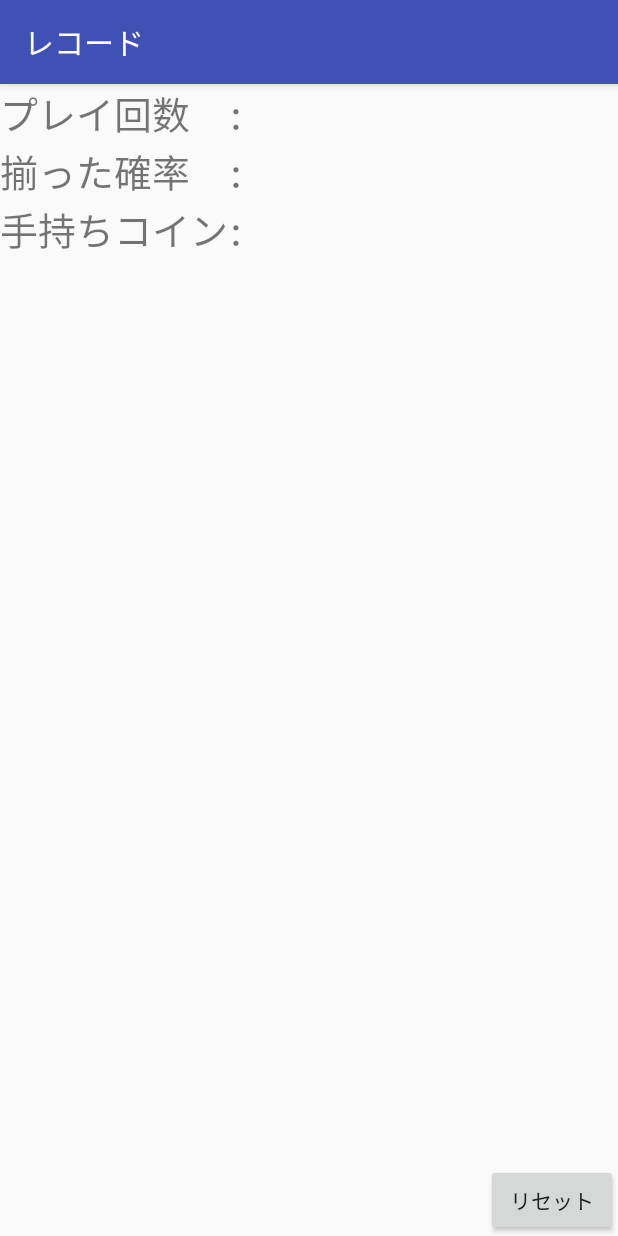
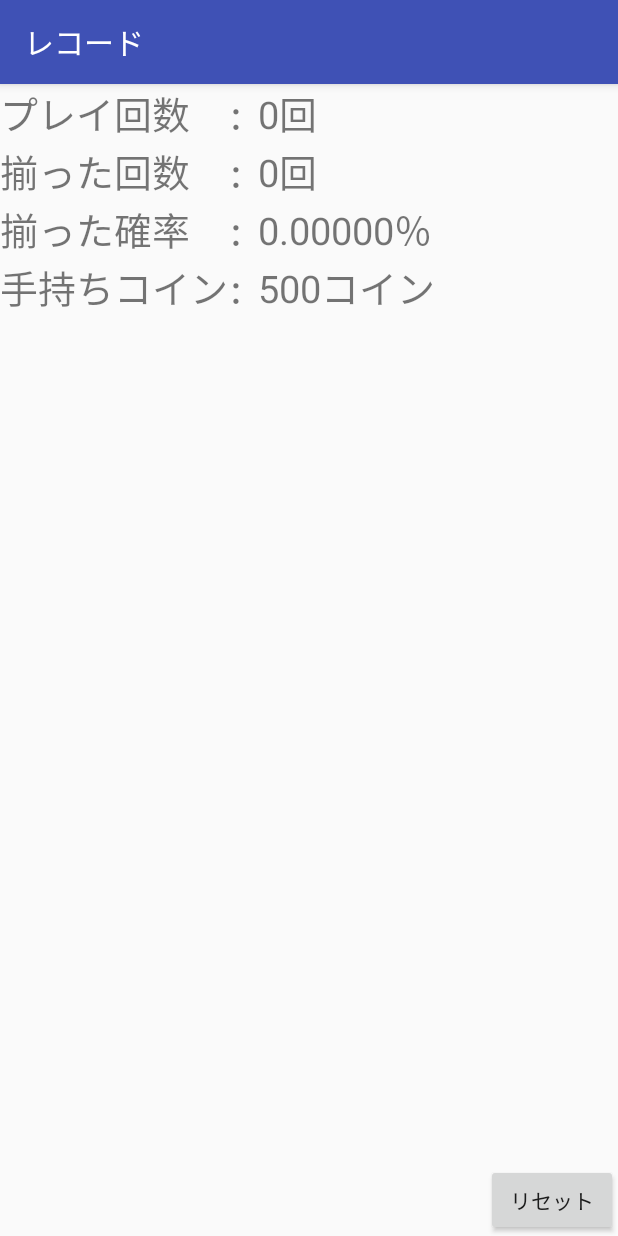
Before and after one commit to Bluewind12/slotGameApp, an Android app: the recordActivity screen opened directly, with no data from a screen before it, on a phone screen of 412 x 824 dp. Run offline under Robolectric (Android 15) with nearby library versions, the phone set to English and light mode, and no system bars.

```diff
--- a/app/src/main/java/com/example/momoproject/slotgameapp/recordActivity.kt
+++ b/app/src/main/java/com/example/momoproject/slotgameapp/recordActivity.kt
@@ -1,13 +1,65 @@
 package com.example.momoproject.slotgameapp
 
+import android.content.Context
+import android.content.DialogInterface
+import android.content.SharedPreferences
 import android.os.Bundle
+import android.support.v7.app.AlertDialog
 import android.support.v7.app.AppCompatActivity
+import android.widget.Button
+import android.widget.TextView
 
-class recordActivity :AppCompatActivity(){
+class recordActivity : AppCompatActivity() {
+    private lateinit var playCountText: TextView
+    private lateinit var winCountText: TextView
+    private lateinit var winPerText: TextView
+    private lateinit var haveCoinText: TextView
+
+    private lateinit var resetButton: Button
+
+    //データ管理用
+    private lateinit var data: SharedPreferences
+    private lateinit var editor: SharedPreferences.Editor
+
     override fun onCreate(savedInstanceState: Bundle?) {
         super.onCreate(savedInstanceState)
         setContentView(R.layout.record)
 
         //TODO 履歴・勝率等の表示を行う
+        init()
+        playCountText.text = getString(R.string.count, data.getInt("play", 0))
+        winCountText.text = getString(R.string.count, data.getInt("win", 0))
+        if (data.getInt("play", 1) != 0) {
+            winPerText.text = getString(R.string.per, data.getInt("win", 0).toDouble() / data.getInt("play", 1).toDouble() * 100.0)
+        } else {
+            winPerText.text = getString(R.string.per, data.getInt("win", 0).toDouble() / 1.0 * 100.0)
+        }
+        haveCoinText.text = getString(R.string.have_coin, data.getInt("coin", 500))
+
+        resetButton.setOnClickListener {
+            AlertDialog.Builder(this).apply {
+                setTitle("削除")
+                setMessage("今までの記録を削除してもいいですか？")
+                setPositiveButton("はい", DialogInterface.OnClickListener { dialog, which ->
+                    editor.putInt("play", 0)
+                    editor.putInt("win", 0)
+                    editor.putInt("coin", 500)
+                    editor.commit()
+                })
+                setNegativeButton("いいえ", null)
+                show()
+            }
+        }
+    }
+
+    private fun init() {
+        playCountText = findViewById(R.id.playCountTextView)
+        winCountText = findViewById(R.id.winCountTextView)
+        winPerText = findViewById(R.id.winPerTextView)
+        haveCoinText = findViewById(R.id.coinTextView)
+
+        resetButton = findViewById(R.id.recordResetButton)
+        data = getSharedPreferences("MainData", Context.MODE_PRIVATE)
+        editor = data.edit()
     }
 }
--- a/app/src/main/res/layout/record.xml
+++ b/app/src/main/res/layout/record.xml
@@ -7,26 +7,36 @@
 
 
     <TextView
+        android:id="@+id/playCountHeadingTextView"
         android:layout_width="wrap_content"
         android:layout_height="wrap_content"
         android:text="プレイ回数"
         android:textSize="25sp" />
 
     <TextView
-        android:id="@+id/textView8"
+        android:id="@+id/winCountHeadingTextView"
         android:layout_width="wrap_content"
         android:layout_height="wrap_content"
         android:layout_column="0"
         android:layout_row="1"
+        android:text="揃った回数"
+        android:textSize="25sp" />
+
+    <TextView
+        android:id="@+id/winPerHeadingTextView"
+        android:layout_width="wrap_content"
+        android:layout_height="wrap_content"
+        android:layout_column="0"
+        android:layout_row="2"
         android:text="揃った確率"
         android:textSize="25sp" />
 
     <TextView
-        android:id="@+id/textView4"
+        android:id="@+id/coinHeadingTextView"
         android:layout_width="wrap_content"
         android:layout_height="wrap_content"
         android:layout_column="0"
-        android:layout_row="2"
+        android:layout_row="3"
         android:text="@string/coin"
         android:textSize="25sp" />
 
@@ -61,7 +71,17 @@
         android:textStyle="bold" />
 
     <TextView
-        android:id="@+id/textView16"
+        android:id="@+id/coronT4"
+        android:layout_width="wrap_content"
+        android:layout_height="wrap_content"
+        android:layout_column="1"
+        android:layout_row="3"
+        android:text="@string/coron"
+        android:textSize="20sp"
+        android:textStyle="bold" />
+
+    <TextView
+        android:id="@+id/playCountTextView"
         android:layout_width="wrap_content"
         android:layout_height="wrap_content"
         android:layout_column="2"
@@ -69,15 +89,31 @@
         android:textSize="25sp" />
 
     <TextView
-        android:id="@+id/textView17"
+        android:id="@+id/winCountTextView"
         android:layout_width="wrap_content"
         android:layout_height="wrap_content"
         android:layout_column="2"
         android:layout_row="1"
         android:textSize="25sp" />
 
+    <TextView
+        android:id="@+id/winPerTextView"
+        android:layout_width="wrap_content"
+        android:layout_height="wrap_content"
+        android:layout_column="2"
+        android:layout_row="2"
+        android:textSize="25sp" />
+
+    <TextView
+        android:id="@+id/coinTextView"
+        android:layout_width="wrap_content"
+        android:layout_height="wrap_content"
+        android:layout_column="2"
+        android:layout_row="3"
+        android:textSize="25sp" />
+
     <Button
-        android:id="@+id/button2"
+        android:id="@+id/recordResetButton"
         android:layout_width="wrap_content"
         android:layout_height="wrap_content"
         android:layout_column="4"
--- a/app/src/main/res/values/strings.xml
+++ b/app/src/main/res/values/strings.xml
@@ -7,4 +7,7 @@
     <string name="reset">リセット</string>
     <string name="stop">ストップ</string>
     <string name="coin">手持ちコイン</string>
+    <string name="count">%d回</string>
+    <string name="per">%.5f％</string>
+    <string name="have_coin">%dコイン</string>
 </resources>
```
Also changed, not shown: app/src/main/java/com/example/momoproject/slotgameapp/gameActivity.kt (+52 -9 lines).
